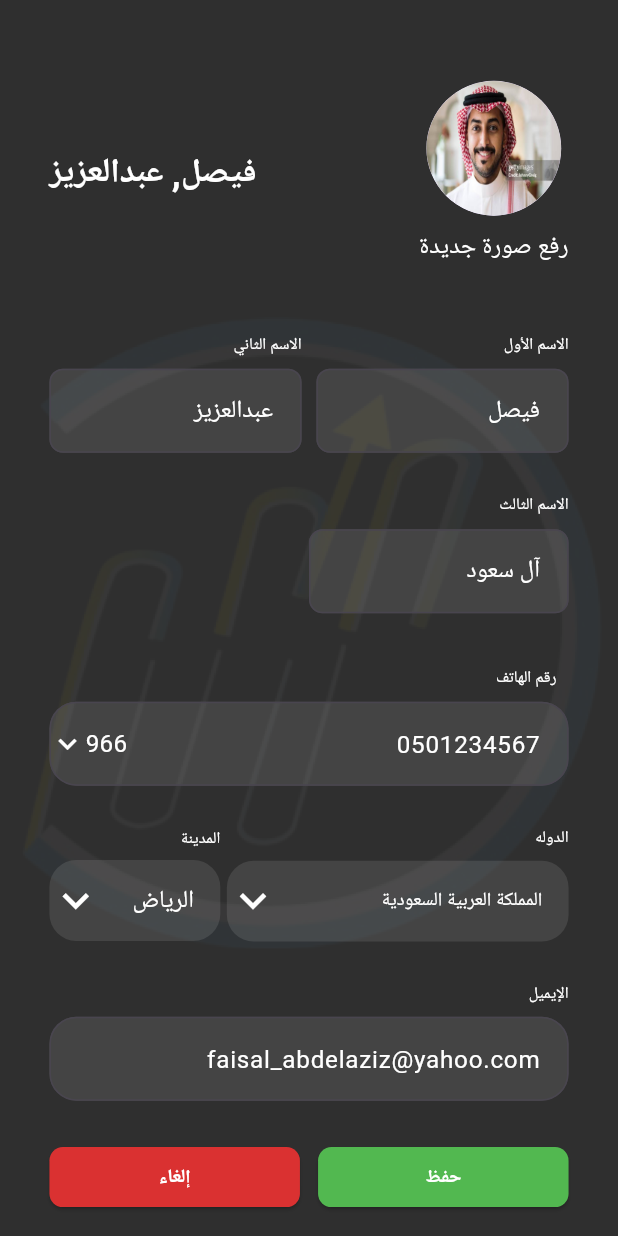
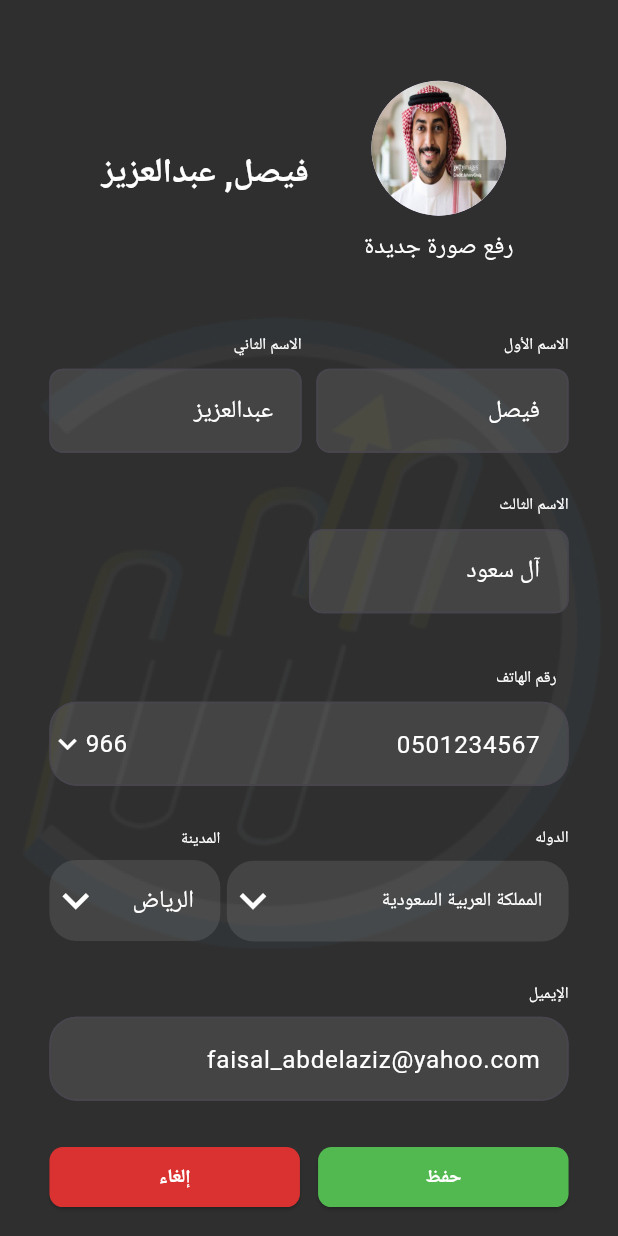
Before and after one commit to mohammedhedaya/-Sar-aat-Al-Tasweeq, a Flutter app: the EditProfileView screen opened by its route, on a phone screen of 412 x 824 dp. Run offline on Flutter 3.47's test engine with Material 3 defaults, Android fonts, the phone set to English and light mode, and no system bars; our stand-ins replace carousel_slider, chat_bubbles, device_preview, flutter_bloc, flutter_screenutil, flutter_svg and 6 more; accounts and stored records are empty.

```diff
--- a/lib/features/profile/presentation/views/edit_profile_view.dart
+++ b/lib/features/profile/presentation/views/edit_profile_view.dart
@@ -29,7 +29,8 @@ class EditProfileView extends StatelessWidget {
                 Row(
                   mainAxisAlignment: MainAxisAlignment.spaceBetween,
                   children: [
-                    Column(
+                    Expanded(
+                      child: Column(
                         children: [
                           CircleAvatar(
                             radius: 50.r,
@@ -47,9 +48,12 @@ class EditProfileView extends StatelessWidget {
                           ),
                         ],
                       ),
-                    Text(
+                    ),
+                    Expanded(
+                      child: Text(
                         "فيصل, عبدالعزيز",
                         style: AppStyles.style25W400,
+                      ),
                     ),
                   ],
                 ),
```
Also changed, not shown: lib/features/profile/presentation/views/profile_view.dart (+6 -7 lines). Lines whose indentation alone changed are shown as unchanged.
